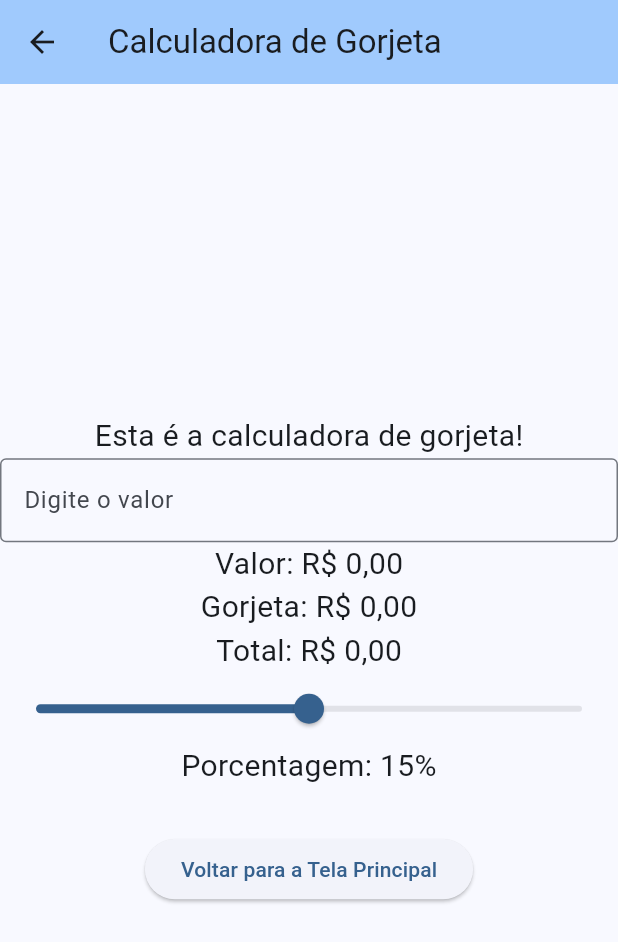
After one commit to eanassu/flutter_application_exemplo_2026_1_N, a Flutter app: the screen it shows after launch, after a tap on "Ir para a Calculadora de Gorjeta", on a phone screen of 412 x 824 dp. The commit adds this screen. Shown: the top 942 px of the screen. Run offline on Flutter 3.47's test engine with Material 3 defaults, Android fonts, the phone set to English and light mode, and no system bars.

Commit message:
calculadora de gorjeta

```diff
--- a/lib/main.dart
+++ b/lib/main.dart
@@ -1,5 +1,5 @@
 import 'package:flutter/material.dart';
-
+import 'tipcalculator.dart';
 void main() async{
   WidgetsFlutterBinding.ensureInitialized();
   runApp(const MyApp());
@@ -78,6 +78,16 @@ class _MyHomePageState extends State<MyHomePage> {
               'A soma é: $soma',
               style: const TextStyle(fontSize: 24, fontWeight: FontWeight.bold),
             ),
+            ElevatedButton(
+              onPressed: () {
+                // Navega para a SecondScreen
+                Navigator.push(
+                  context,
+                  MaterialPageRoute(builder: (context) => const TipCalculator()),
+                );
+              },
+              child: const Text('Ir para a Calculadora de Gorjeta'),
+            ),
           ],
         ),
       ),
--- /dev/null
+++ b/lib/tipcalculator.dart
@@ -0,0 +1,91 @@
+import 'package:flutter/material.dart';
+import 'package:intl/intl.dart';
+
+class TipCalculator extends StatefulWidget {
+  const TipCalculator({super.key});
+
+  @override
+  State<TipCalculator> createState() => _TipCalculatorState();
+}
+class _TipCalculatorState extends State<TipCalculator> {
+  double _currentSliderValue = 15;
+  double _valor = 0.0;
+  double _gorjeta = 0.0;
+  double _valorTotal = 0.0;
+  final bool _year2023 = true;
+  final TextEditingController _controller1 = TextEditingController();
+  @override
+  Widget build(BuildContext context) {
+    return Scaffold(
+      appBar: AppBar(
+        title: const Text('Calculadora de Gorjeta'),
+
+        backgroundColor: Theme.of(context).colorScheme.inversePrimary,
+      ),
+      body: Center(
+        child: Column(
+          mainAxisAlignment: MainAxisAlignment.center,
+          children: <Widget>[
+            const Text(
+              'Esta é a calculadora de gorjeta!',
+              style: TextStyle(fontSize: 20),
+          ),
+          TextField(
+              keyboardType: TextInputType.number,
+              controller: _controller1,
+              onChanged: (value) {
+                setState(() {
+                  _valor = double.tryParse(value) ?? 0.0;
+                  _valor /= 100.0;
+                  _gorjeta = (_valor * _currentSliderValue / 100);
+                  _valorTotal = _valor + _gorjeta;
+                });
+              },
+              decoration: InputDecoration(
+                labelText: 'Digite o valor',
+                hintText: 'valor',
+                border: OutlineInputBorder(),
+              ),
+            ),
+          Text(
+            'Valor: ${NumberFormat.currency(locale: 'pt_BR', symbol: 'R\$').format(_valor)}',
+            style: TextStyle(fontSize: 20),
+          ),
+          Text(
+            'Gorjeta: ${NumberFormat.currency(locale: 'pt_BR', symbol: 'R\$').format(_gorjeta)}',
+            style: TextStyle(fontSize: 20),
+          ),
+          Text(
+            'Total: ${NumberFormat.currency(locale: 'pt_BR', symbol: 'R\$').format(_valorTotal)}',
+            style: TextStyle(fontSize: 20),
+          ),
+          Slider(
+              year2023: _year2023,
+              value: _currentSliderValue,
+              max: 30,
+              onChanged: (double value) {
+                setState(() {
+                  _currentSliderValue = value.round().toDouble();
+                  _gorjeta = (_valor * _currentSliderValue / 100);
+                  _valorTotal = _valor + _gorjeta;
+                });
+              },
+            ),
+          Text(
+            'Porcentagem: ${_currentSliderValue.toStringAsFixed(0)}%',
+            style: TextStyle(fontSize: 20),
+          ),
+            const SizedBox(height: 30),
+            ElevatedButton(
+              onPressed: () {
+                // Volta para a tela anterior
+                Navigator.pop(context);
+              },
+              child: const Text('Voltar para a Tela Principal'),
+            ),
+          ],
+        ),
+      ),
+    );
+  }
+}
--- a/pubspec.yaml
+++ b/pubspec.yaml
@@ -34,7 +34,7 @@ dependencies:
   # The following adds the Cupertino Icons font to your application.
   # Use with the CupertinoIcons class for iOS style icons.
   cupertino_icons: ^1.0.8
-
+  intl: ^0.20.2
 dev_dependencies:
   flutter_test:
     sdk: flutter
```
Also changed, not shown: pubspec.lock.
